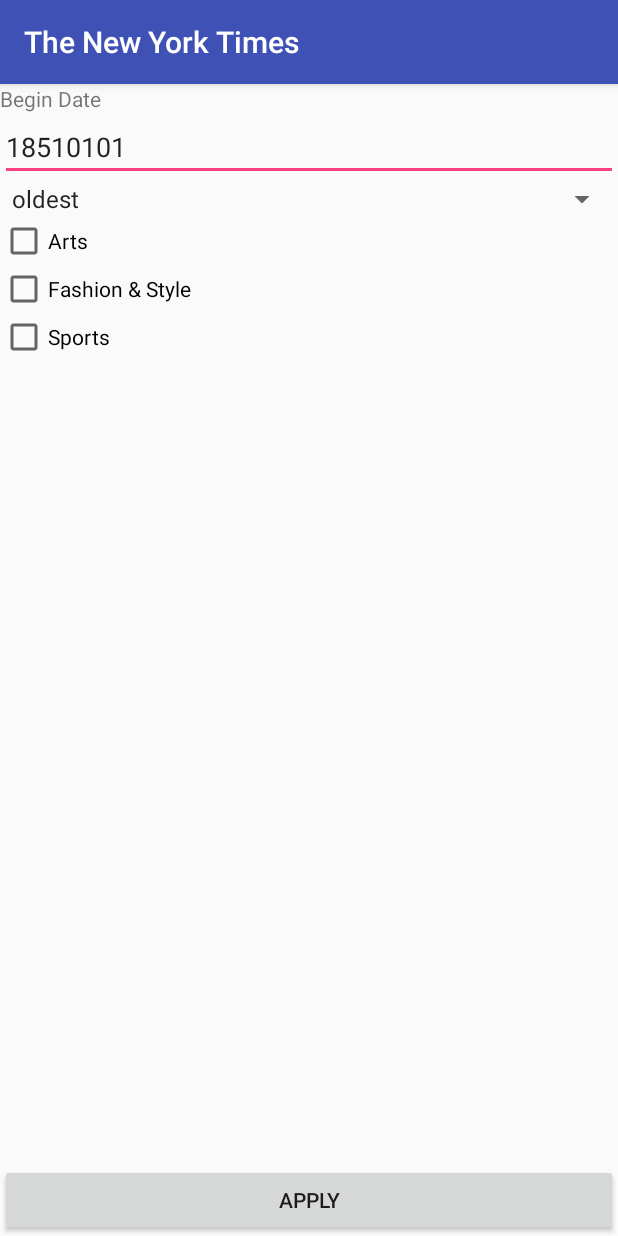
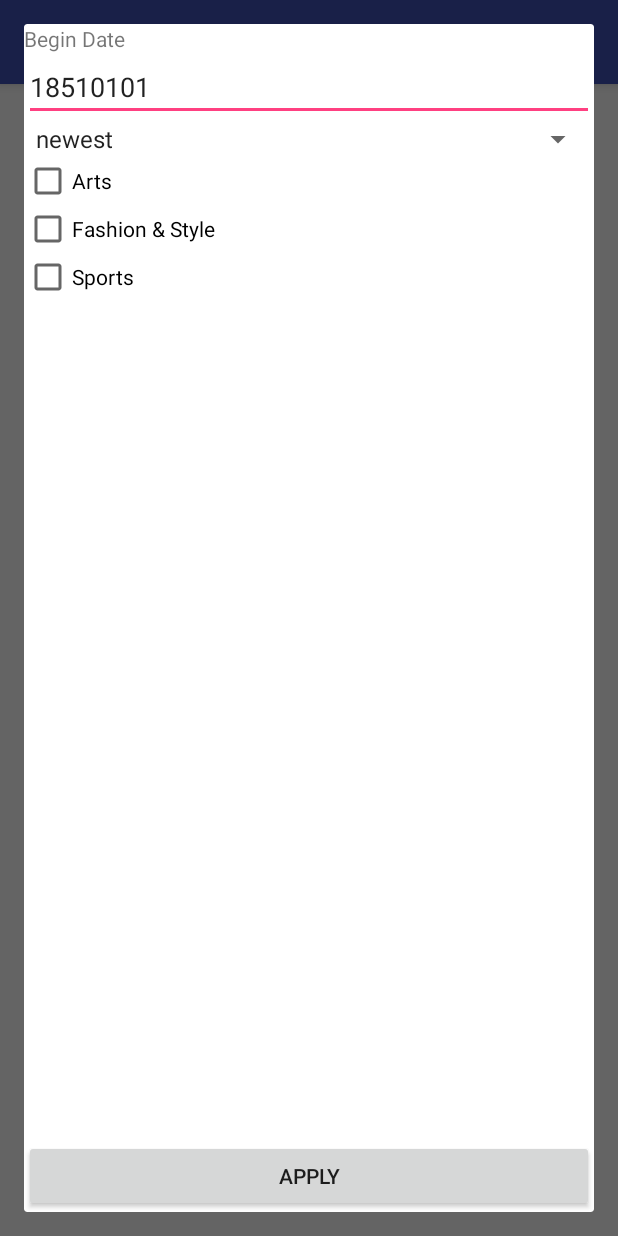
Before and after one commit to rndeshpande/NYTArticleSearch, an Android app: the screen it shows after launch (FilterActivity before the commit, SearchActivity after it), after a tap on "Filter", on a phone screen of 412 x 824 dp. Run offline under Robolectric (Android 15) with nearby library versions, the phone set to English and light mode, and no system bars; our stand-ins replace ButterKnife; libraries missing offline, so code that uses them is left out: jp.wasabeef.picasso; 1 other tap on this screen came first.

Commit message:
1. Updated Filter screen from activity to modal overlay using DialogFragment 2. Refactored search API query generator

```diff
--- a/src/News/app/build.gradle
+++ b/src/News/app/build.gradle
@@ -34,6 +34,7 @@ dependencies {
     compile "com.android.support:percent:${supportLibVersion}"
     compile "com.android.support:recyclerview-v7:${supportLibVersion}"
 
+
     compile 'com.android.support.constraint:constraint-layout:1.0.2'
     compile 'commons-io:commons-io:2.4'
     compile 'jp.wasabeef:recyclerview-animators:2.2.3'
@@ -42,9 +43,8 @@ dependencies {
     compile 'com.jakewharton.picasso:picasso2-okhttp3-downloader:1.0.2'
     compile 'jp.wasabeef:picasso-transformations:2.1.2'
     compile 'com.jakewharton:butterknife:8.4.0'
+    compile 'com.github.bumptech.glide:glide:3.7.0'
+    compile 'com.android.support:support-v4:25.3.1'
     testCompile 'junit:junit:4.12'
     annotationProcessor 'com.jakewharton:butterknife-compiler:8.4.0'
-
-    compile 'com.github.bumptech.glide:glide:3.7.0'
-    compile 'com.android.support:support-v4:25.3.1'
 }
--- /dev/null
+++ b/src/News/app/src/main/java/com/codepath/news/FilterDialogFragment.java
@@ -0,0 +1,138 @@
+package com.codepath.news;
+
+import android.content.Context;
+import android.net.Uri;
+import android.os.Bundle;
+import android.support.v4.app.DialogFragment;
+import android.support.v4.app.Fragment;
+import android.util.Log;
+import android.view.LayoutInflater;
+import android.view.View;
+import android.view.ViewGroup;
+import android.widget.Button;
+import android.widget.CheckBox;
+import android.widget.EditText;
+import android.widget.Spinner;
+
+import butterknife.BindView;
+import butterknife.ButterKnife;
+
+
+/**
+ * A simple {@link Fragment} subclass.
+ * Activities that contain this fragment must implement the
+ * {@link FilterDialogFragment.OnFragmentInteractionListener} interface
+ * to handle interaction events.
+ * Use the {@link FilterDialogFragment#newInstance} factory method to
+ * create an instance of this fragment.
+ */
+public class FilterDialogFragment extends DialogFragment {
+
+    @BindView(R.id.etBeginDate)
+    EditText etBeginDate;
+
+    @BindView(R.id.spSort)
+    Spinner spSort;
+
+    @BindView(R.id.cbArts)
+    CheckBox cbArts;
+
+    @BindView(R.id.cbSports)
+    CheckBox cbSports;
+
+    @BindView(R.id.cbFashion)
+    CheckBox cbFashion;
+
+    @BindView(R.id.btnApply)
+    Button btnApply;
+
+
+    private OnFragmentInteractionListener mListener;
+
+    public FilterDialogFragment() {
+        // Required empty public constructor
+    }
+
+    public static FilterDialogFragment newInstance(String beginDate, int sortSelectedIndex, boolean isCheckedArts, boolean isCheckedFashion, boolean isCheckedSports) {
+        FilterDialogFragment fragment = new FilterDialogFragment();
+
+        Bundle args = new Bundle();
+        args.putString("beginDate", beginDate);
+        args.putInt("sortSelectedIndex", sortSelectedIndex);
+        args.putBoolean("isCheckedArts", isCheckedArts);
+        args.putBoolean("isCheckedFashion", isCheckedFashion);
+        args.putBoolean("isCheckedSports", isCheckedSports);
+
+        fragment.setArguments(args);
+        return fragment;
+    }
+
+    @Override
+    public void onCreate(Bundle savedInstanceState) {
+        super.onCreate(savedInstanceState);
+
+    }
+
+    @Override
+    public View onCreateView(LayoutInflater inflater, ViewGroup container,
+                             Bundle savedInstanceState) {
+
+        View view =inflater.inflate(R.layout.fragment_filter_dialog, container, false);
+        ButterKnife.bind(this, view);
+        if (getArguments() != null) {
+
+            etBeginDate.setText(getArguments().getString("beginDate"));
+            spSort.setSelection(getArguments().getInt("sortSelectedIndex"));
+            cbArts.setChecked(getArguments().getBoolean("isCheckedArts"));
+            cbFashion.setChecked(getArguments().getBoolean("isCheckedFashion"));
+            cbSports.setChecked(getArguments().getBoolean("isCheckedSports"));
+        }
+
+        btnApply.setOnClickListener(new View.OnClickListener() {
+            public void onClick(View v) {
+                onButtonPressed();
+                dismiss();
+            }
+        });
+
+        return view;
+    }
+
+    public void onButtonPressed() {
+        mListener = (OnFragmentInteractionListener) getActivity();
+        if (mListener != null) {
+            mListener.onFragmentInteraction(etBeginDate.getText().toString(), spSort.getSelectedItemPosition(),spSort.getSelectedItem().toString(), cbArts.isChecked(), cbFashion.isChecked(), cbSports.isChecked());
+        }
+    }
+
+    @Override
+    public void onAttach(Context context) {
+        super.onAttach(context);
+        if (context instanceof OnFragmentInteractionListener) {
+            mListener = (OnFragmentInteractionListener) context;
+        } else {
+            throw new RuntimeException(context.toString()
+                    + " must implement OnFragmentInteractionListener");
+        }
+    }
+
+    @Override
+    public void onDetach() {
+        super.onDetach();
+        mListener = null;
+    }
+
+    /**
+     * This interface must be implemented by activities that contain this
+     * fragment to allow an interaction in this fragment to be communicated
+     * to the activity and potentially other fragments contained in that
+     * activity.
+     * <p>
+     * See the Android Training lesson <a href=
+     * "http://developer.android.com/training/basics/fragments/communicating.html"
+     * >Communicating with Other Fragments</a> for more information.
+     */
+    public interface OnFragmentInteractionListener {
+        void onFragmentInteraction(String beginDate, int sortItemIndex, String sortSelectedText, boolean isCheckedArts, boolean isCheckedFashion, boolean isCheckedSports);
+    }
+}
--- a/src/News/app/src/main/java/com/codepath/news/activities/SearchActivity.java
+++ b/src/News/app/src/main/java/com/codepath/news/activities/SearchActivity.java
@@ -1,6 +1,8 @@
 package com.codepath.news.activities;
 
 import android.content.Intent;
+import android.graphics.Bitmap;
+import android.support.v4.app.FragmentManager;
 import android.support.v4.view.MenuItemCompat;
 import android.support.v7.app.AppCompatActivity;
 import android.os.Bundle;
@@ -15,9 +17,11 @@ import android.view.MenuInflater;
 import android.view.MenuItem;
 import android.widget.Toast;
 
+import com.codepath.news.FilterDialogFragment;
 import com.codepath.news.R;
 import com.codepath.news.adapters.NewsAdapter;
 import com.codepath.news.listeners.EndlessRecyclerViewScrollListener;
+import com.codepath.news.models.FilterSettings;
 import com.codepath.news.models.News;
 import com.codepath.news.models.NewsSearchResponse;
 import com.codepath.news.utils.ConfigHelper;
@@ -36,13 +40,14 @@ import okhttp3.Request;
 import okhttp3.Response;
 import okhttp3.ResponseBody;
 
-public class SearchActivity extends AppCompatActivity {
+public class SearchActivity extends AppCompatActivity implements FilterDialogFragment.OnFragmentInteractionListener {
 
     @BindView(R.id.rvResults) RecyclerView rvResults;
 
     StaggeredGridLayoutManager mLayoutManager;
     NewsAdapter adapter;
     private EndlessRecyclerViewScrollListener scrollListener;
+    private FragmentManager fragManager;
 
     ArrayList<News> mNewsItems;
     private final int NUM_OF_COLS = 4;
@@ -59,7 +64,7 @@ public class SearchActivity extends AppCompatActivity {
         ButterKnife.bind(this);
 
         initialize();
-        loadContent();
+        loadContent("");
     }
 
     private void initialize() {
@@ -74,20 +79,15 @@ public class SearchActivity extends AppCompatActivity {
         scrollListener = new EndlessRecyclerViewScrollListener(mLayoutManager) {
             @Override
             public void onLoadMore(int page, int totalItemsCount, RecyclerView view) {
-                Log.d("DATA", "called on load more");
-                // Triggered only when new data needs to be appended to the list
-                // Add whatever code is needed to append new items to the bottom of the list
-                loadContent();
+                loadContent("");
             }
         };
         rvResults.addOnScrollListener(scrollListener);
     }
 
-    private void loadContent() {
-        Log.d("DATA", "HITS " + Integer.toString(mHits));
-        Log.d("DATA", "OFFSET " + Integer.toString(mOffset));
+    private void loadContent(String userSearchText) {
         if(mOffset <= mHits) {
-            getResponse(ConfigHelper.getSearchUrl(this, mOffset));
+            getResponse(ConfigHelper.getSearchUrl(this, mOffset,userSearchText));
         }
     }
 
@@ -141,7 +141,7 @@ public class SearchActivity extends AppCompatActivity {
             @Override
             public boolean onQueryTextSubmit(final String query) {
                 Toast.makeText(getApplicationContext(), query, Toast.LENGTH_LONG).show();
-
+                loadContent(query);
                 searchView.clearFocus();
                 return true;
             }
@@ -156,8 +156,9 @@ public class SearchActivity extends AppCompatActivity {
         filterItem.setOnMenuItemClickListener(new MenuItem.OnMenuItemClickListener() {
             @Override
             public boolean onMenuItemClick(MenuItem item) {
-                Intent intent = new Intent(getApplicationContext(), FilterActivity.class);
-                startActivity(intent);
+                FilterSettings settings = ConfigHelper.getFilterSettings(getApplicationContext());
+                FilterDialogFragment dialogFragment = FilterDialogFragment.newInstance(settings.getBeginDate(),settings.getSortSelectedIndex(),settings.isCheckedArts(),settings.isCheckedFashion(),settings.isCheckedSports());
+                dialogFragment.show(getSupportFragmentManager(), "fragment_filter_dialog");
                 return true;
             }
         });
@@ -165,4 +166,18 @@ public class SearchActivity extends AppCompatActivity {
         return super.onCreateOptionsMenu(menu);
 
     }
+
+
+    @Override
+    public void onFragmentInteraction(String beginDate, int sortSelectedIndex, String sortSelectedText, boolean isCheckedArts, boolean isCheckedFashion, boolean isCheckedSports) {
+        Toast.makeText(this, "Settings applied", Toast.LENGTH_LONG).show();
+        ConfigHelper.setFilterSettings(getApplicationContext(), beginDate, sortSelectedIndex, sortSelectedText, isCheckedArts, isCheckedFashion, isCheckedSports);
+
+        // Reset search params and trigger a fresh search
+        mHits = 0;
+        mOffset = 0;
+        mNewsItems.clear();
+        adapter.notifyItemRangeRemoved(0, mNewsItems.size());
+        loadContent("");
+    }
 }
--- /dev/null
+++ b/src/News/app/src/main/java/com/codepath/news/models/FilterSettings.java
@@ -0,0 +1,75 @@
+package com.codepath.news.models;
+
+/**
+ * Created by rdeshpan on 9/20/2017.
+ */
+
+public class FilterSettings {
+
+    private String beginDate;
+    private int sortSelectedIndex;
+    private String sortSelectedText;
+    private boolean isCheckedArts;
+    private boolean isCheckedFashion;
+    private boolean isCheckedSports;
+
+    public FilterSettings() {
+    }
+
+    public FilterSettings(String beginDate, int sortSelectedIndex, String sortSelectedText, boolean isCheckedArts, boolean isCheckedFashion, boolean isCheckedSports) {
+        this.beginDate = beginDate;
+        this.sortSelectedIndex = sortSelectedIndex;
+        this.sortSelectedText = sortSelectedText;
+        this.isCheckedArts = isCheckedArts;
+        this.isCheckedFashion = isCheckedFashion;
+        this.isCheckedSports = isCheckedSports;
+    }
+
+    public String getBeginDate() {
+        return beginDate;
+    }
+
+    public void setBeginDate(String beginDate) {
+        this.beginDate = beginDate;
+    }
+
+    public int getSortSelectedIndex() {
+        return sortSelectedIndex;
+    }
+
+    public void setSortSelectedIndex(int sortSelectedIndex) {
+        this.sortSelectedIndex = sortSelectedIndex;
+    }
+
+    public boolean isCheckedArts() {
+        return isCheckedArts;
+    }
+
+    public void setCheckedArts(boolean checkedArts) {
+        isCheckedArts = checkedArts;
+    }
+
+    public boolean isCheckedFashion() {
+        return isCheckedFashion;
+    }
+
+    public void setCheckedFashion(boolean checkedFashion) {
+        isCheckedFashion = checkedFashion;
+    }
+
+    public boolean isCheckedSports() {
+        return isCheckedSports;
+    }
+
+    public void setCheckedSports(boolean checkedSports) {
+        isCheckedSports = checkedSports;
+    }
+
+    public String getSortSelectedText() {
+        return sortSelectedText;
+    }
+
+    public void setSortSelectedText(String sortSelectedText) {
+        this.sortSelectedText = sortSelectedText;
+    }
+}
--- a/src/News/app/src/main/java/com/codepath/news/utils/ConfigHelper.java
+++ b/src/News/app/src/main/java/com/codepath/news/utils/ConfigHelper.java
@@ -1,7 +1,11 @@
 package com.codepath.news.utils;
 
 import android.content.Context;
+import android.content.SharedPreferences;
+import android.preference.PreferenceManager;
 import android.util.Log;
+
+import com.codepath.news.models.FilterSettings;
 
 /**
  * Created by rdeshpan on 9/18/2017.
@@ -13,8 +17,8 @@ public class ConfigHelper {
     private static final String baseUrlNyt = "http://www.nytimes.com/";
     private static final String API_KEY_NYT = "a7f303d47b8e4c72ba51dd5808d64a31";
 
-    public static String getSearchUrl(Context context, int offset) {
-        String filterParams = SearchHelper.getFilterParams(context);
+    public static String getSearchUrl(Context context, int offset, String userSearchText) {
+        String filterParams = getFilterQuery(context, userSearchText);
         String page = Integer.toString((offset/10) + 1);
         String url = baseUrlNytSearch + filterParams + "&page=" + page + "&api_key=" + API_KEY_NYT;
 
@@ -29,4 +33,60 @@ public class ConfigHelper {
     private static String getSearchParams() {
         return "?begin_date=20160112&sort=oldest&fq=news_desk:(%22Education%22%20%22Health%22)";
     }
+
+    private static String getFilterQuery(Context context, String userSearchText) {
+        FilterSettings settings = getFilterSettings(context);
+
+        StringBuilder query = new StringBuilder();
+
+        query.append("begin_date=").append(settings.getBeginDate())
+                .append("&sort=").append(settings.getSortSelectedText())
+                .append("&fq=source:(\"The New York Times\")");
+
+        if (userSearchText != "")
+                query.append("&fq=(\"").append(userSearchText).append("\")");
+
+
+        StringBuilder news_desk = new StringBuilder();
+
+        if (settings.isCheckedArts())
+            news_desk.append("\"Arts\" ");
+
+        if (settings.isCheckedFashion())
+            news_desk.append("\"Fashion & Style\" ");
+
+        if (settings.isCheckedSports())
+            news_desk.append("\"Sports\" ");
+
+        if (news_desk.toString() != "")
+            query.append("&fq=news_desk(").append(news_desk).append(")");
+
+        return query.toString();
+    }
+
+    public static FilterSettings getFilterSettings(Context context) {
+        SharedPreferences sharedpreferences = PreferenceManager.getDefaultSharedPreferences(context);
+        int sortSelectedIndex = sharedpreferences.getInt("sortSelectedIndex", 1);
+        String sortSelectedText = sharedpreferences.getString("sortSelectedText", "newest");
+        Boolean isCheckedArts = sharedpreferences.getBoolean("isCheckedArts", false);
+        Boolean isCheckedFashion = sharedpreferences.getBoolean("isCheckedFashion", false);
+        Boolean isCheckedSports = sharedpreferences.getBoolean("isCheckedSports", false);
+        String beginDate = sharedpreferences.getString("begin_date", "18510101");
+
+        return new FilterSettings(beginDate, sortSelectedIndex, sortSelectedText, isCheckedArts, isCheckedFashion, isCheckedSports);
+    }
+
+    public static void setFilterSettings(Context context, String beginDate, int sortSelectedIndex, String sortSelectedText, boolean isCheckedArts, boolean isCheckedFashion, boolean isCheckedSports) {
+        SharedPreferences sharedpreferences = PreferenceManager.getDefaultSharedPreferences(context);
+        SharedPreferences.Editor editor = sharedpreferences.edit();
+
+        editor.putString("begin_date", beginDate);
+        editor.putInt("sortSelectedIndex", sortSelectedIndex);
+        editor.putString("sortSelectedText", sortSelectedText);
+        editor.putBoolean("isCheckedArts", isCheckedArts);
+        editor.putBoolean("isCheckedFashion", isCheckedFashion);
+        editor.putBoolean("isCheckedSports", isCheckedSports);
+
+        editor.apply();
+    }
 }
--- a/src/News/app/src/main/java/com/codepath/news/utils/SearchHelper.java
+++ b/src/News/app/src/main/java/com/codepath/news/utils/SearchHelper.java
@@ -3,6 +3,8 @@ package com.codepath.news.utils;
 import android.content.Context;
 import android.content.SharedPreferences;
 import android.preference.PreferenceManager;
+
+import com.codepath.news.models.FilterSettings;
 
 /**
  * Created by rdeshpan on 9/18/2017.
@@ -11,15 +13,11 @@ import android.preference.PreferenceManager;
 public class SearchHelper {
 
     public static String getFilterParams(Context context) {
-        SharedPreferences sharedpreferences = PreferenceManager.getDefaultSharedPreferences(context);
-        String sort = sharedpreferences.getString("sort", "oldest");
-        String newsDesk = sharedpreferences.getString("news_desk", "");
-        String beginDate = sharedpreferences.getString("begin_date", "18510101");
 
-        String searchParams = "begin_date=" + beginDate + "&sort=" + sort + "&fq=source:(\"The New York Times\")";
-        if (newsDesk != "")
+        //String searchParams = "begin_date=" + beginDate + "&sort=" + sort + "&fq=source:(\"The New York Times\")";
+        /*if (newsDesk != "")
             searchParams += "&fq=news_desk(" + newsDesk + ")" ;
-
-        return  searchParams;
+        */
+        return  "";
     }
 }
--- /dev/null
+++ b/src/News/app/src/main/res/layout/fragment_filter_dialog.xml
@@ -0,0 +1,57 @@
+<RelativeLayout xmlns:android="http://schemas.android.com/apk/res/android"
+    xmlns:tools="http://schemas.android.com/tools"
+    android:layout_width="match_parent"
+    android:layout_height="match_parent"
+    tools:context="com.codepath.news.FilterDialogFragment">
+
+    <TextView
+        android:id="@+id/tvBeginDate"
+        android:layout_width="match_parent"
+        android:layout_height="wrap_content"
+        android:text="@string/begin_date"
+        />
+
+    <EditText
+        android:id="@+id/etBeginDate"
+        android:layout_width="match_parent"
+        android:layout_height="wrap_content"
+        android:layout_below="@+id/tvBeginDate"/>
+
+    <Spinner
+        android:id="@+id/spSort"
+        android:layout_width="match_parent"
+        android:layout_height="wrap_content"
+        android:entries="@array/sort_options"
+        android:layout_below="@+id/etBeginDate">
+    </Spinner>
+
+    <CheckBox
+        android:id="@+id/cbArts"
+        android:layout_width="wrap_content"
+        android:layout_height="wrap_content"
+        android:layout_below="@+id/spSort"
+        android:text="@string/arts"
+        />
+
+    <CheckBox
+        android:id="@+id/cbFashion"
+        android:layout_width="wrap_content"
+        android:layout_height="wrap_content"
+        android:layout_below="@+id/cbArts"
+        android:text="@string/fashion_style"/>
+
+    <CheckBox
+        android:id="@+id/cbSports"
+        android:layout_width="wrap_content"
+        android:layout_height="wrap_content"
+        android:layout_below="@+id/cbFashion"
+        android:text="@string/sports"/>
+    <Button
+        android:id="@+id/btnApply"
+        android:layout_width="match_parent"
+        android:layout_height="wrap_content"
+        android:text="@string/button_apply"
+        android:layout_alignParentBottom="true">
+    </Button>
+
+</RelativeLayout>
--- a/src/News/app/src/main/res/values/strings.xml
+++ b/src/News/app/src/main/res/values/strings.xml
@@ -13,4 +13,7 @@
         <item>oldest</item>
         <item>newest</item>
     </string-array>
+
+    <!-- TODO: Remove or change this placeholder text -->
+    <string name="hello_blank_fragment">Hello blank fragment</string>
 </resources>
```
Also changed, not shown: 1 other file.
